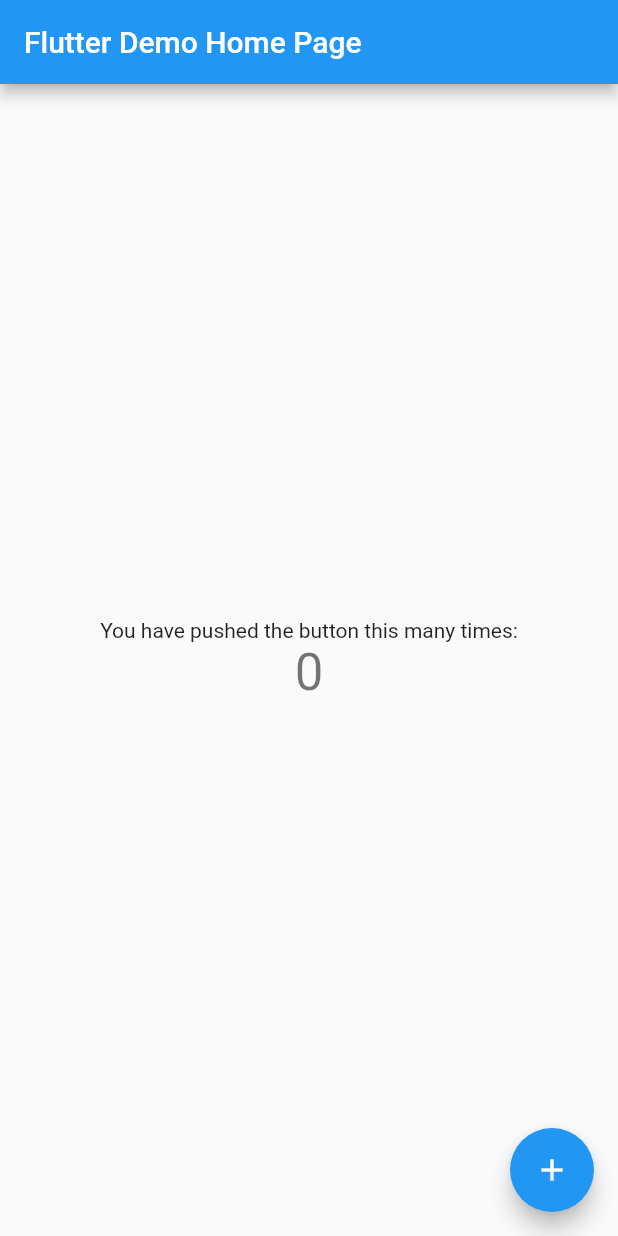
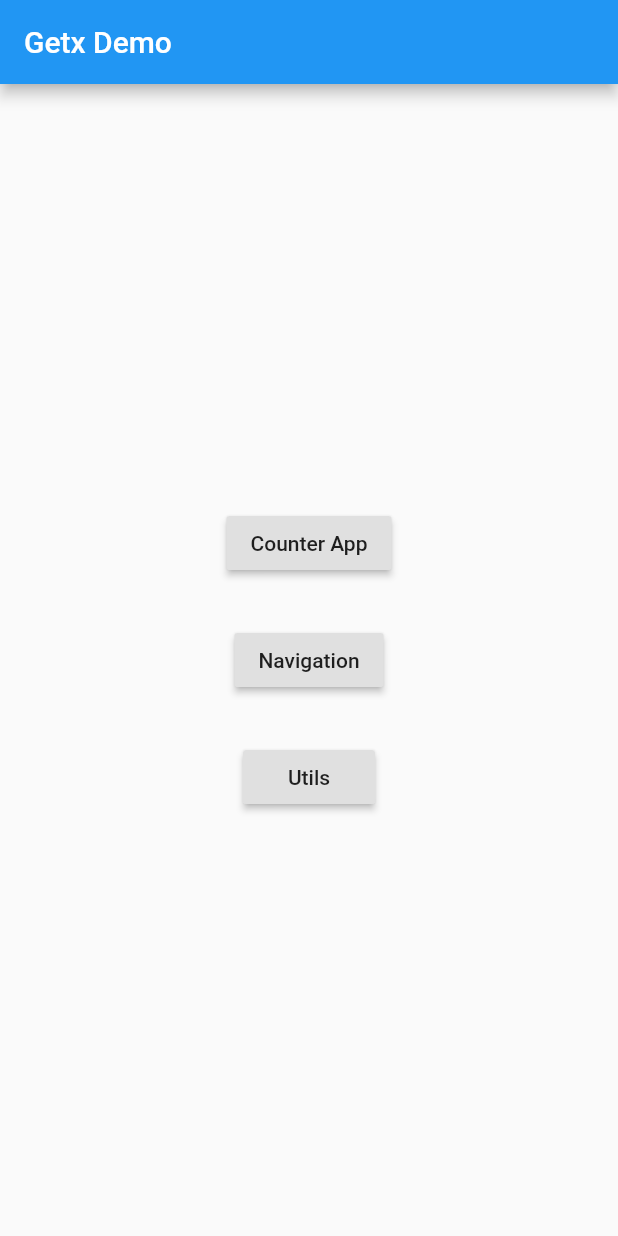
Before and after one commit to jigarfumakiya/Getx-demo, a Flutter app: the screen it shows after launch, on a phone screen of 412 x 824 dp. Run offline on Flutter 3.47's test engine with Material 2 defaults, Android fonts, the phone set to English and light mode, and no system bars; our stand-ins replace get.

Commit message:
Added Navigatioion Example

```diff
--- a/lib/main.dart
+++ b/lib/main.dart
@@ -1,96 +1,23 @@
 import 'package:flutter/material.dart';
+import 'package:flutter_app/screens/ExamplesScreen.dart';
+import 'package:get/get.dart';
 
 void main() {
+
   runApp(MyApp());
 }
 
 class MyApp extends StatelessWidget {
   @override
   Widget build(BuildContext context) {
-    return MaterialApp(
+    return GetMaterialApp(
       title: 'Flutter Demo',
       debugShowCheckedModeBanner: false,
       theme: ThemeData(
         primarySwatch: Colors.blue,
         visualDensity: VisualDensity.adaptivePlatformDensity,
       ),
-      home: MyHomePage(title: 'Flutter Demo Home Page'),
+      home: ExamplesScreen(),
     );
   }
 }
-
-class MyHomePage extends StatefulWidget {
-  MyHomePage({Key key, this.title}) : super(key: key);
-
-  final String title;
-
-  @override
-  _MyHomePageState createState() => _MyHomePageState();
-}
-
-class _MyHomePageState extends State<MyHomePage> {
-  int _counter = 0;
-
-  void _incrementCounter() {
-    setState(() {
-      // This call to setState tells the Flutter framework that something has
-      // changed in this State, which causes it to rerun the build method below
-      // so that the display can reflect the updated values. If we changed
-      // _counter without calling setState(), then the build method would not be
-      // called again, and so nothing would appear to happen.
-      _counter++;
-    });
-  }
-
-  @override
-  Widget build(BuildContext context) {
-    // This method is rerun every time setState is called, for instance as done
-    // by the _incrementCounter method above.
-    //
-    // The Flutter framework has been optimized to make rerunning build methods
-    // fast, so that you can just rebuild anything that needs updating rather
-    // than having to individually change instances of widgets.
-    return Scaffold(
-      appBar: AppBar(
-        // Here we take the value from the MyHomePage object that was created by
-        // the App.build method, and use it to set our appbar title.
-        title: Text(widget.title),
-      ),
-      body: Center(
-        // Center is a layout widget. It takes a single child and positions it
-        // in the middle of the parent.
-        child: Column(
-          // Column is also a layout widget. It takes a list of children and
-          // arranges them vertically. By default, it sizes itself to fit its
-          // children horizontally, and tries to be as tall as its parent.
-          //
-          // Invoke "debug painting" (press "p" in the console, choose the
-          // "Toggle Debug Paint" action from the Flutter Inspector in Android
-          // Studio, or the "Toggle Debug Paint" command in Visual Studio Code)
-          // to see the wireframe for each widget.
-          //
-          // Column has various properties to control how it sizes itself and
-          // how it positions its children. Here we use mainAxisAlignment to
-          // center the children vertically; the main axis here is the vertical
-          // axis because Columns are vertical (the cross axis would be
-          // horizontal).
-          mainAxisAlignment: MainAxisAlignment.center,
-          children: <Widget>[
-            Text(
-              'You have pushed the button this many times:',
-            ),
-            Text(
-              '$_counter',
-              style: Theme.of(context).textTheme.headline4,
-            ),
-          ],
-        ),
-      ),
-      floatingActionButton: FloatingActionButton(
-        onPressed: _incrementCounter,
-        tooltip: 'Increment',
-        child: Icon(Icons.add),
-      ), // This trailing comma makes auto-formatting nicer for build methods.
-    );
-  }
-}
--- /dev/null
+++ b/lib/screens/ExamplesScreen.dart
@@ -0,0 +1,65 @@
+import 'package:flutter/cupertino.dart';
+import 'package:flutter/material.dart';
+import 'package:flutter_app/screens/CounterAppScreen.dart';
+import 'package:flutter_app/screens/Navigation.dart';
+import 'package:get/get.dart';
+
+class ExamplesScreen extends StatelessWidget {
+  @override
+  Widget build(BuildContext context) {
+    return Scaffold(
+      appBar: AppBar(
+        title: Text('Getx Demo'),
+      ),
+      body: _buildScreenWidgets(),
+    );
+  }
+
+  Widget _buildScreenWidgets() {
+    return Container(
+      width: double.infinity,
+      child: Column(
+        mainAxisSize: MainAxisSize.max,
+        crossAxisAlignment: CrossAxisAlignment.center,
+        mainAxisAlignment: MainAxisAlignment.center,
+        children: [
+          counterAppButton(),
+          SizedBox(height: 30),
+          navigationButton(),
+          SizedBox(height: 30),
+          utilsButton()
+        ],
+      ),
+    );
+  }
+
+  Widget counterAppButton() {
+    return RaisedButton(
+      onPressed: _pushToCounterApp,
+      child: Text('Counter App'),
+    );
+  }
+
+  Widget navigationButton() {
+    return RaisedButton(
+      onPressed: _pushToNavigation,
+      child: Text('Navigation'),
+    );
+  }
+
+  Widget utilsButton() {
+    return RaisedButton(
+      onPressed: _pushToCounterApp,
+      child: Text('Utils'),
+    );
+  }
+
+  //TODO: methods and utils
+
+  void _pushToCounterApp() {
+    Get.to(CounterAppScreen());
+  }
+  void _pushToNavigation() {
+    Get.to(NavigationScreen());
+  }
+}
```
Also changed, not shown: lib/controller/CounterController.dart (added, +19 -0 lines), lib/screens/CounterAppScreen.dart (added, +68 -0 lines), lib/screens/Navigation.dart (added, +84 -0 lines), lib/screens/Screen2.dart (added, +56 -0 lines).
